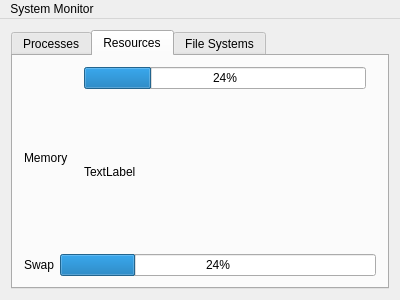
The window that mainwindow.ui (VioletDarkKitty/system-monitor) describes before a commit, drawn with Qt 5.
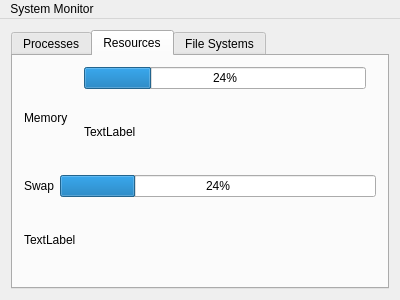
The same window after the commit.

Commit message: Add swap monitoring. Add memory information (RSS) field to processes

Diff of the .ui file:
```diff
--- a/mainwindow.ui
+++ b/mainwindow.ui
@@ -81,24 +81,6 @@
         <string>Resources</string>
        </attribute>
        <layout class="QGridLayout" name="gridLayout_2">
-        <item row="3" column="0">
-         <layout class="QHBoxLayout" name="horizontalLayout_2">
-          <item>
-           <widget class="QLabel" name="label_2">
-            <property name="text">
-             <string>Swap</string>
-            </property>
-           </widget>
-          </item>
-          <item>
-           <widget class="QProgressBar" name="swapBar">
-            <property name="value">
-             <number>24</number>
-            </property>
-           </widget>
-          </item>
-         </layout>
-        </item>
         <item row="0" column="0">
          <layout class="QHBoxLayout" name="horizontalLayout">
           <item>
@@ -160,6 +142,35 @@
           </item>
          </layout>
         </item>
+        <item row="4" column="0">
+         <layout class="QVBoxLayout" name="verticalLayout_2">
+          <item>
+           <layout class="QHBoxLayout" name="horizontalLayout_2">
+            <item>
+             <widget class="QLabel" name="label_2">
+              <property name="text">
+               <string>Swap</string>
+              </property>
+             </widget>
+            </item>
+            <item>
+             <widget class="QProgressBar" name="swapBar">
+              <property name="value">
+               <number>24</number>
+              </property>
+             </widget>
+            </item>
+           </layout>
+          </item>
+          <item>
+           <widget class="QLabel" name="swapLabel">
+            <property name="text">
+             <string>TextLabel</string>
+            </property>
+           </widget>
+          </item>
+         </layout>
+        </item>
        </layout>
       </widget>
       <widget class="QWidget" name="tabFileSystems">
```
The commit also changes 9 other files.
